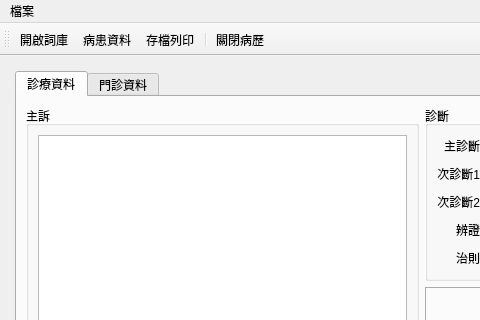
Before: the Qt Designer form ui/medical_record.ui in picacat/pyMedical, drawn with Qt 5; both pictures show x 0 to 480 and y 0 to 320 of the 1243 by 865 pixel window.
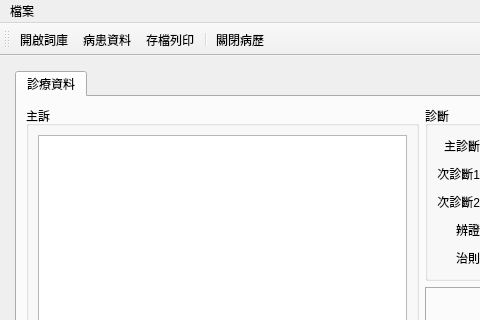
After: the same form once the commit is applied. Icons and pictures are not drawn.

```diff
--- a/ui/medical_record.ui
+++ b/ui/medical_record.ui
@@ -573,11 +573,6 @@
           </item>
          </layout>
         </widget>
-        <widget class="QWidget" name="tab_registration_data">
-         <attribute name="title">
-          <string>門診資料</string>
-         </attribute>
-        </widget>
        </widget>
       </item>
      </layout>
```
Left out of the diff: 2 changed lines with no effect on the pictures.
